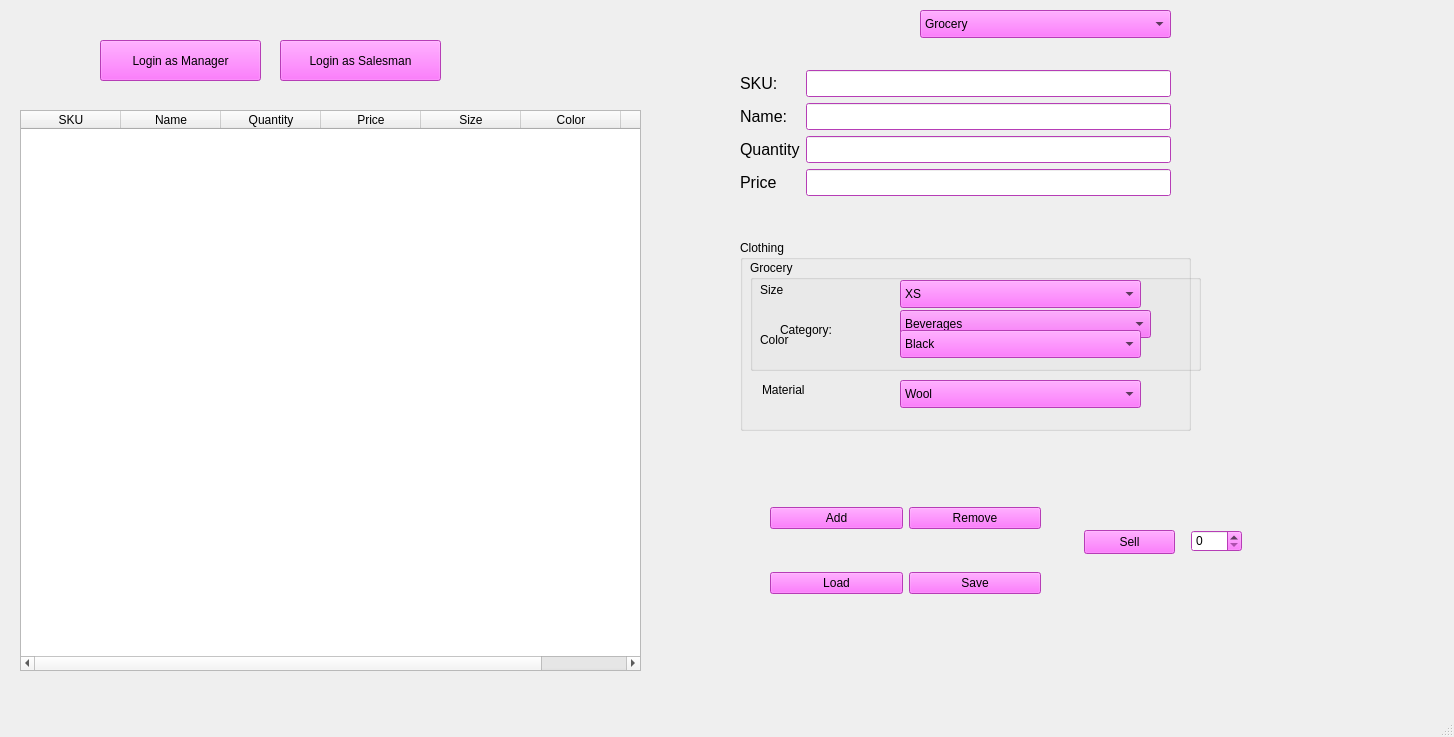
This is mainwindow.ui in UmarMushtaqMughal/Cs as Qt 5 draws it before an edit. The edited form follows.
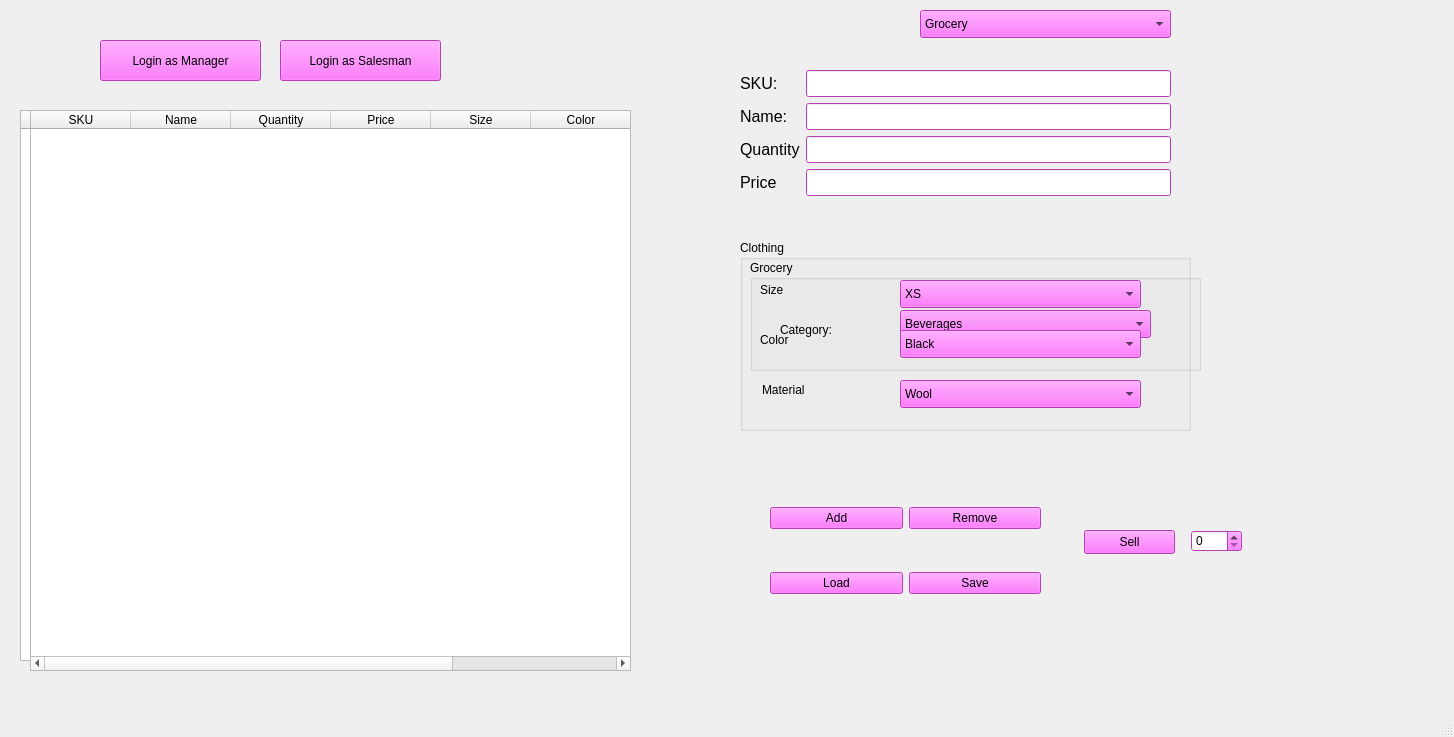
This is the edited form.

The edit to the form file:
```diff
--- a/mainwindow.ui
+++ b/mainwindow.ui
@@ -22,8 +22,8 @@
      <rect>
       <x>20</x>
       <y>110</y>
-      <width>621</width>
-      <height>561</height>
+      <width>611</width>
+      <height>551</height>
      </rect>
     </property>
     <property name="palette">
@@ -114,8 +114,8 @@
         <brush brushstyle="SolidPattern">
          <color alpha="255">
           <red>255</red>
-          <green>255</green>
-          <blue>255</blue>
+          <green>199</green>
+          <blue>235</blue>
          </color>
         </brush>
        </colorrole>
@@ -196,9 +196,9 @@
        <colorrole role="Button">
         <brush brushstyle="SolidPattern">
          <color alpha="255">
-          <red>255</red>
-          <green>85</green>
-          <blue>255</blue>
+          <red>240</red>
+          <green>240</green>
+          <blue>240</blue>
          </color>
         </brush>
        </colorrole>
@@ -206,7 +206,7 @@
         <brush brushstyle="SolidPattern">
          <color alpha="255">
           <red>255</red>
-          <green>212</green>
+          <green>255</green>
           <blue>255</blue>
          </color>
         </brush>
@@ -214,27 +214,27 @@
        <colorrole role="Midlight">
         <brush brushstyle="SolidPattern">
          <color alpha="255">
-          <red>255</red>
-          <green>148</green>
-          <blue>255</blue>
+          <red>227</red>
+          <green>227</green>
+          <blue>227</blue>
          </color>
         </brush>
        </colorrole>
        <colorrole role="Dark">
         <brush brushstyle="SolidPattern">
          <color alpha="255">
-          <red>127</red>
-          <green>42</green>
-          <blue>127</blue>
+          <red>160</red>
+          <green>160</green>
+          <blue>160</blue>
          </color>
         </brush>
        </colorrole>
        <colorrole role="Mid">
         <brush brushstyle="SolidPattern">
          <color alpha="255">
-          <red>170</red>
-          <green>57</green>
-          <blue>170</blue>
+          <red>160</red>
+          <green>160</green>
+          <blue>160</blue>
          </color>
         </brush>
        </colorrole>
@@ -277,18 +277,18 @@
        <colorrole role="Window">
         <brush brushstyle="SolidPattern">
          <color alpha="255">
-          <red>255</red>
-          <green>85</green>
-          <blue>255</blue>
+          <red>240</red>
+          <green>240</green>
+          <blue>240</blue>
          </color>
         </brush>
        </colorrole>
        <colorrole role="Shadow">
         <brush brushstyle="SolidPattern">
          <color alpha="255">
-          <red>0</red>
-          <green>0</green>
-          <blue>0</blue>
+          <red>105</red>
+          <green>105</green>
+          <blue>105</blue>
          </color>
         </brush>
        </colorrole>
@@ -304,9 +304,9 @@
        <colorrole role="AlternateBase">
         <brush brushstyle="SolidPattern">
          <color alpha="255">
-          <red>255</red>
-          <green>170</green>
-          <blue>255</blue>
+          <red>245</red>
+          <green>245</green>
+          <blue>245</blue>
          </color>
         </brush>
        </colorrole>
@@ -330,7 +330,7 @@
        </colorrole>
        <colorrole role="PlaceholderText">
         <brush brushstyle="SolidPattern">
-         <color alpha="127">
+         <color alpha="128">
           <red>0</red>
           <green>0</green>
           <blue>0</blue>
@@ -459,9 +459,9 @@
        <colorrole role="AlternateBase">
         <brush brushstyle="SolidPattern">
          <color alpha="255">
-          <red>255</red>
-          <green>85</green>
-          <blue>255</blue>
+          <red>245</red>
+          <green>245</green>
+          <blue>245</blue>
          </color>
         </brush>
        </colorrole>
@@ -485,10 +485,10 @@
        </colorrole>
        <colorrole role="PlaceholderText">
         <brush brushstyle="SolidPattern">
-         <color alpha="127">
-          <red>127</red>
-          <green>42</green>
-          <blue>127</blue>
+         <color alpha="128">
+          <red>0</red>
+          <green>0</green>
+          <blue>0</blue>
          </color>
         </brush>
        </colorrole>
@@ -5925,9 +5925,9 @@
     </property>
     <property name="geometry">
      <rect>
-      <x>20</x>
+      <x>30</x>
       <y>110</y>
-      <width>621</width>
+      <width>601</width>
       <height>561</height>
      </rect>
     </property>
@@ -6018,9 +6018,9 @@
        <colorrole role="Base">
         <brush brushstyle="SolidPattern">
          <color alpha="255">
-          <red>199</red>
-          <green>211</green>
-          <blue>255</blue>
+          <red>255</red>
+          <green>210</green>
+          <blue>239</blue>
          </color>
         </brush>
        </colorrole>
```
Left out of the diff: 128 changed lines with no effect on the pictures.
